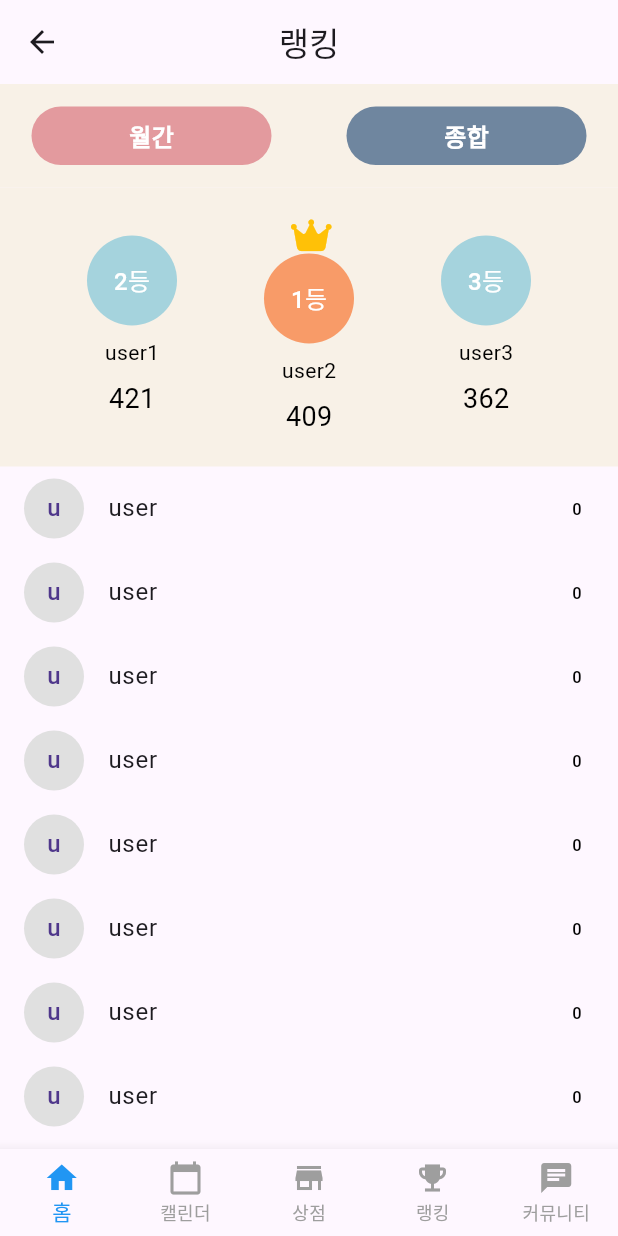
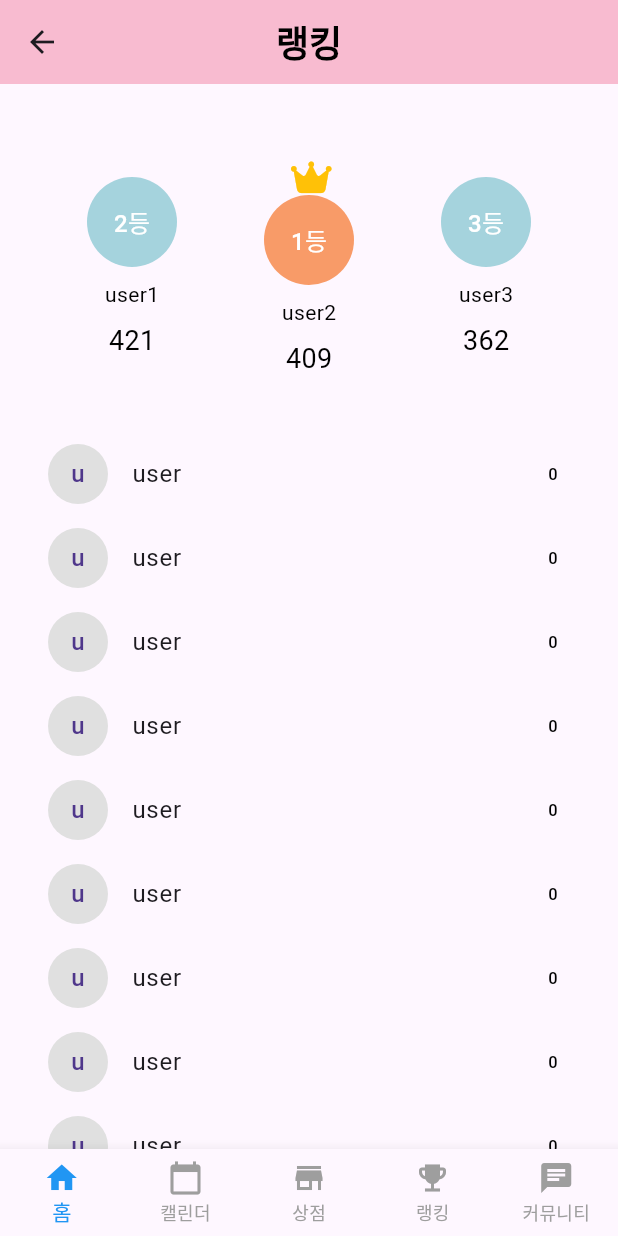
Before and after one commit to MobileProgrammingggggggg/everydaychallenge, a Flutter app: the screen it shows after launch, item 4 of the bottom bar chosen, on a phone screen of 412 x 824 dp. Run offline on Flutter 3.47's test engine with Material 3 defaults, Android fonts, the phone set to English and light mode, and no system bars; our stand-ins replace confetti, font_awesome_flutter, table_calendar.

Commit message:
ui통일

```diff
--- a/lib/Ranking_screen.dart
+++ b/lib/Ranking_screen.dart
@@ -8,13 +8,21 @@ import 'CustomBottomNavigationBar.dart';
 class RankingScreen extends StatelessWidget {
   get random => null;
 
+  get title => null;
+
   @override
   Widget build(BuildContext context) {
     return Scaffold(
       appBar: AppBar(
+        backgroundColor: Colors.pink[100],
         elevation: 0,
         title: Text(
           "랭킹",
+          style: TextStyle(
+            color: Colors.black,
+            fontSize: 24,
+            fontWeight: FontWeight.bold,
+          ),
         ),
         centerTitle: true,
       ),
@@ -23,14 +31,8 @@ class RankingScreen extends StatelessWidget {
           // 탭 버튼
         Container(
           padding: EdgeInsets.symmetric(vertical: 15),
-          color: AppColors.cream,
           child: Row(
-            mainAxisAlignment: MainAxisAlignment.center,
-            children: [
-              _buildTabButton(context, '월간', true, width: 160), // 버튼길이 수정
-              SizedBox(width: 50), // 버튼 간격
-              _buildTabButton(context, '종합', false, width: 160),
-          ],
+            mainAxisAlignment: MainAxisAlignment.center
         ),
       ),
 
@@ -38,7 +40,7 @@ class RankingScreen extends StatelessWidget {
     // 상위 3명의 랭킹
           Container(
 
-            color: AppColors.cream,
+
             padding: EdgeInsets.symmetric(vertical: 20),
 
             child: Row(
@@ -54,6 +56,7 @@ class RankingScreen extends StatelessWidget {
           //  나머지 랭킹 리스트
           Expanded(
             child: ListView(
+              padding: EdgeInsets.all(16.0),
               children: List.generate(10, (index) {
                 return _buildRankRow(index + 4, 'user',  0);
               }),
@@ -65,14 +68,16 @@ class RankingScreen extends StatelessWidget {
     );
   }
 
-  Widget _buildTabButton(BuildContext context, String text, bool isSelected, {double width = 100}) {
+
+
+  /*Widget _buildTabButton(BuildContext context, String text, bool isSelected, {double width = 100}) {
     return GestureDetector(
       onTap: () {},
       child: Container(
         width: width,
         padding: EdgeInsets.symmetric(horizontal: 20, vertical: 8),
         decoration: BoxDecoration(
-          color: isSelected ? AppColors.brightPink : AppColors.deepBlue,
+          color: isSelected ? Colors.pink[200] : Colors.blue[200],
           borderRadius: BorderRadius.circular(20),
         ),
         child: Center(
@@ -87,7 +92,7 @@ class RankingScreen extends StatelessWidget {
       ),
       )
     );
-  }
+  }*/
 
   Widget _buildTopRankItem(int rank, String name, String score, Color color, {bool isCrowned = false}) {
     return Column(
@@ -113,13 +118,14 @@ class RankingScreen extends StatelessWidget {
     return ListTile(
       leading: CircleAvatar(
         backgroundColor: Colors.grey.shade300,
-        child: Text(name[0]), // 간단한 이름의 첫 글자
+        child: Text(name[0]),  // 첫 글자만 표시
       ),
-      title: Text(name),
+      title: Text(name), // 이름 전체 표시
       trailing: Text(
-        '$score',
+        '$score', // 점수 표시
         style: TextStyle(color: Colors.black),
       ),
     );
   }
+
 }
```
Also changed, not shown: lib/Calendar_screen.dart (+9 -1 lines), lib/Community_Screen.dart (+7 -1 lines).
